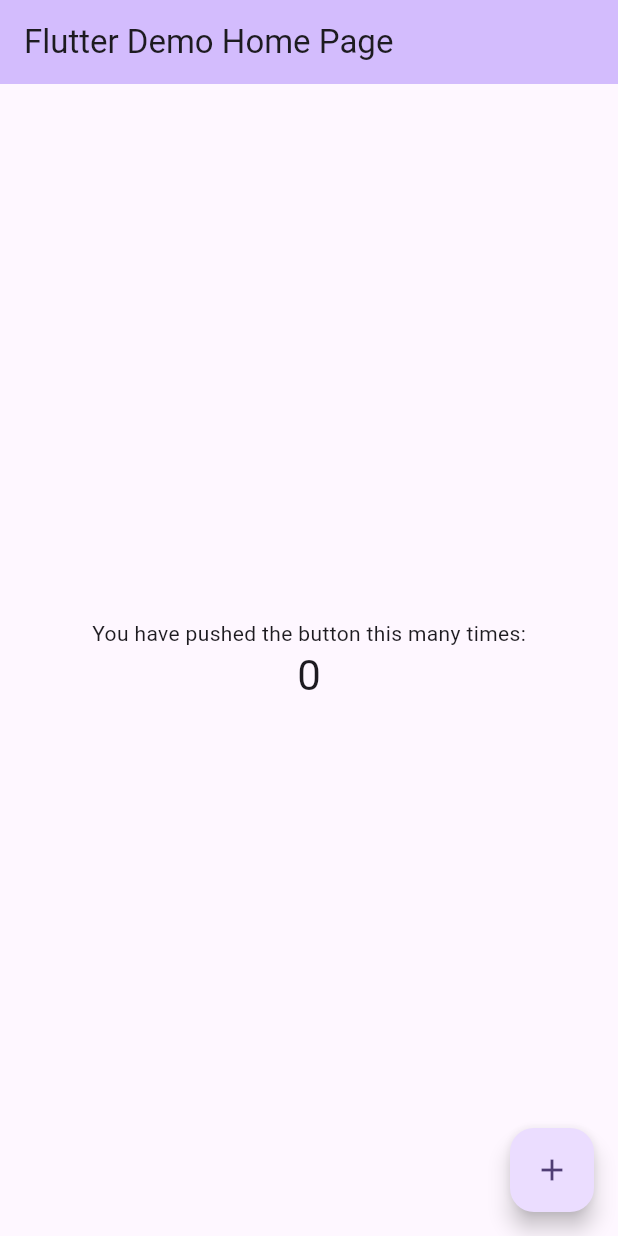
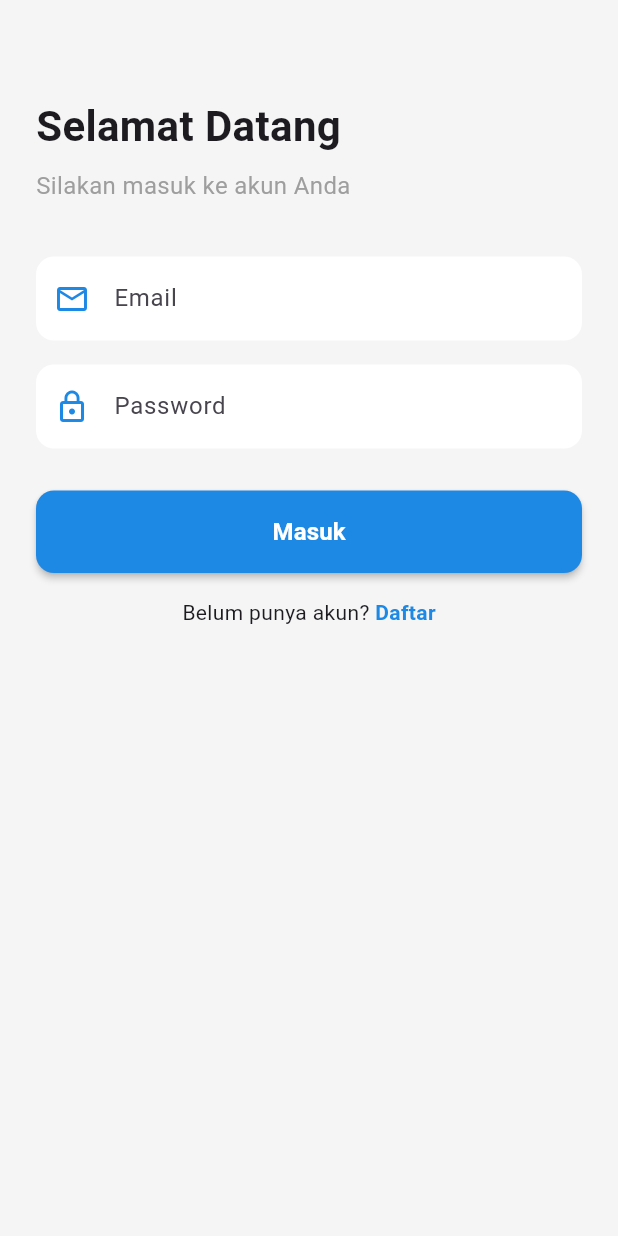
Before and after one commit to FaishalDanni-24/Praktik_Custom_Widget, a Flutter app: the screen it shows after launch, on a phone screen of 412 x 824 dp. Run offline on Flutter 3.47's test engine with Material 3 defaults, Android fonts, the phone set to English and light mode, and no system bars; our stand-ins replace google_fonts.

Commit message:
Create Component dan Screen
Catatan: Semua widget/component/screen stateless dan tidak memiliki implementasi logika bisnis untuk menangani registrasi/login.

```diff
--- /dev/null
+++ b/lib/components/custom_button.dart
@@ -0,0 +1,35 @@
+import 'package:flutter/material.dart';
+
+class CustomPrimaryButton extends StatelessWidget {
+  final String text;
+  final VoidCallback onPressed;
+
+  const CustomPrimaryButton({
+    super.key,
+    required this.text,
+    required this.onPressed,
+  });
+
+  @override
+  Widget build(BuildContext context) {
+    return SizedBox(
+      width: double.infinity,
+      child: ElevatedButton(
+        onPressed: onPressed,
+        style: ElevatedButton.styleFrom(
+          backgroundColor: const Color(0xFF1E88E5),
+          foregroundColor: Colors.white,
+          padding: const EdgeInsets.symmetric(vertical: 16.0),
+          shape: RoundedRectangleBorder(
+            borderRadius: BorderRadius.circular(12.0),
+          ),
+          elevation: 2,
+        ),
+        child: Text(
+          text,
+          style: const TextStyle(fontSize: 16, fontWeight: FontWeight.bold),
+        ),
+      ),
+    );
+  }
+}
--- /dev/null
+++ b/lib/components/custom_text_field.dart
@@ -0,0 +1,35 @@
+import 'package:flutter/material.dart';
+
+class CustomTextField extends StatelessWidget {
+  final String hintText;
+  final IconData icon;
+  final bool obscureText;
+  final TextEditingController? controller;
+
+  const CustomTextField({
+    super.key,
+    required this.hintText,
+    required this.icon,
+    this.obscureText = false,
+    this.controller,
+  });
+
+  @override
+  Widget build(BuildContext context) {
+    return TextField(
+      controller: controller,
+      obscureText: obscureText,
+      decoration: InputDecoration(
+        prefixIcon: Icon(icon, color: const Color(0xFF1E88E5)),
+        hintText: hintText,
+        filled: true,
+        fillColor: Colors.white,
+        contentPadding: const EdgeInsets.all(16.0),
+        border: OutlineInputBorder(
+          borderRadius: BorderRadius.circular(12.0),
+          borderSide: BorderSide.none,
+        ),
+      ),
+    );
+  }
+}
--- a/lib/main.dart
+++ b/lib/main.dart
@@ -1,4 +1,6 @@
 import 'package:flutter/material.dart';
+import 'package:google_fonts/google_fonts.dart';
+import '/screens/login_screen.dart';
 
 void main() {
   runApp(const MyApp());
@@ -7,116 +9,20 @@ void main() {
 class MyApp extends StatelessWidget {
   const MyApp({super.key});
 
-  // This widget is the root of your application.
   @override
   Widget build(BuildContext context) {
     return MaterialApp(
-      title: 'Flutter Demo',
+      title: 'Aplikasi Demo Custom Widget',
+      debugShowCheckedModeBanner: false,
       theme: ThemeData(
-        // This is the theme of your application.
-        //
-        // TRY THIS: Try running your application with "flutter run". You'll see
-        // the application has a purple toolbar. Then, without quitting the app,
-        // try changing the seedColor in the colorScheme below to Colors.green
-        // and then invoke "hot reload" (save your changes or press the "hot
-        // reload" button in a Flutter-supported IDE, or press "r" if you used
-        // the command line to start the app).
-        //
-        // Notice that the counter didn't reset back to zero; the application
-        // state is not lost during the reload. To reset the state, use hot
-        // restart instead.
-        //
-        // This works for code too, not just values: Most code changes can be
-        // tested with just a hot reload.
-        colorScheme: .fromSeed(seedColor: Colors.deepPurple),
+        primarySwatch: Colors.blue,
+        scaffoldBackgroundColor: const Color(0xFFF5F5F5),
+        useMaterial3: true,
+        textTheme: GoogleFonts.robotoTextTheme(
+          Theme.of(context).textTheme,
+        )
       ),
-      home: const MyHomePage(title: 'Flutter Demo Home Page'),
+      home: const LoginScreen(),
     );
   }
 }
-
-class MyHomePage extends StatefulWidget {
-  const MyHomePage({super.key, required this.title});
-
-  // This widget is the home page of your application. It is stateful, meaning
-  // that it has a State object (defined below) that contains fields that affect
-  // how it looks.
-
-  // This class is the configuration for the state. It holds the values (in this
-  // case the title) provided by the parent (in this case the App widget) and
-  // used by the build method of the State. Fields in a Widget subclass are
-  // always marked "final".
-
-  final String title;
-
-  @override
-  State<MyHomePage> createState() => _MyHomePageState();
-}
-
-class _MyHomePageState extends State<MyHomePage> {
-  int _counter = 0;
-
-  void _incrementCounter() {
-    setState(() {
-      // This call to setState tells the Flutter framework that something has
-      // changed in this State, which causes it to rerun the build method below
-      // so that the display can reflect the updated values. If we changed
-      // _counter without calling setState(), then the build method would not be
-      // called again, and so nothing would appear to happen.
-      _counter++;
-    });
-  }
-
-  @override
-  Widget build(BuildContext context) {
-    // This method is rerun every time setState is called, for instance as done
-    // by the _incrementCounter method above.
-    //
-    // The Flutter framework has been optimized to make rerunning build methods
-    // fast, so that you can just rebuild anything that needs updating rather
-    // than having to individually change instances of widgets.
-    return Scaffold(
-      appBar: AppBar(
-        // TRY THIS: Try changing the color here to a specific color (to
-        // Colors.amber, perhaps?) and trigger a hot reload to see the AppBar
-        // change color while the other colors stay the same.
-        backgroundColor: Theme.of(context).colorScheme.inversePrimary,
-        // Here we take the value from the MyHomePage object that was created by
-        // the App.build method, and use it to set our appbar title.
-        title: Text(widget.title),
-      ),
-      body: Center(
-        // Center is a layout widget. It takes a single child and positions it
-        // in the middle of the parent.
-        child: Column(
-          // Column is also a layout widget. It takes a list of children and
-          // arranges them vertically. By default, it sizes itself to fit its
-          // children horizontally, and tries to be as tall as its parent.
-          //
-          // Column has various properties to control how it sizes itself and
-          // how it positions its children. Here we use mainAxisAlignment to
-          // center the children vertically; the main axis here is the vertical
-          // axis because Columns are vertical (the cross axis would be
-          // horizontal).
-          //
-          // TRY THIS: Invoke "debug painting" (choose the "Toggle Debug Paint"
-          // action in the IDE, or press "p" in the console), to see the
-          // wireframe for each widget.
-          mainAxisAlignment: .center,
-          children: [
-            const Text('You have pushed the button this many times:'),
-            Text(
-              '$_counter',
-              style: Theme.of(context).textTheme.headlineMedium,
-            ),
-          ],
-        ),
-      ),
-      floatingActionButton: FloatingActionButton(
-        onPressed: _incrementCounter,
-        tooltip: 'Increment',
-        child: const Icon(Icons.add),
-      ),
-    );
-  }
-}
--- /dev/null
+++ b/lib/screens/login_screen.dart
@@ -0,0 +1,84 @@
+import 'package:flutter/material.dart';
+import '../components/custom_button.dart';
+import '../components/custom_text_field.dart';
+import 'register_screen.dart';
+import 'landing_screen.dart';
+
+class LoginScreen extends StatelessWidget {
+  const LoginScreen({super.key});
+
+  @override
+  Widget build(BuildContext context) {
+    return Scaffold(
+      body: SafeArea(
+        child: Padding(
+          padding: const EdgeInsets.all(24.0),
+          child: SingleChildScrollView(
+            child: Column(
+              crossAxisAlignment: CrossAxisAlignment.start,
+              children: [
+                const SizedBox(height: 40),
+                const Text(
+                  "Selamat Datang",
+                  style: TextStyle(fontSize: 28, fontWeight: FontWeight.bold),
+                ),
+                const SizedBox(height: 8),
+                const Text(
+                  "Silakan masuk ke akun Anda",
+                  style: TextStyle(fontSize: 16, color: Colors.grey),
+                ),
+                const SizedBox(height: 36),
+                const CustomTextField(
+                  hintText: "Email",
+                  icon: Icons.email_outlined,
+                ),
+                const SizedBox(height: 16),
+                const CustomTextField(
+                  hintText: "Password",
+                  icon: Icons.lock_outline,
+                  obscureText: true,
+                ),
+                const SizedBox(height: 28),
+                CustomPrimaryButton(
+                  text: "Masuk",
+                  onPressed: () {
+                    Navigator.pushReplacement(
+                      context,
+                      MaterialPageRoute(
+                        builder: (context) => const LandingScreen(),
+                      ),
+                    );
+                  },
+                ),
+                const SizedBox(height: 16),
+                Row(
+                  mainAxisAlignment: MainAxisAlignment.center,
+                  children: [
+                    const Text("Belum punya akun? "),
+                    GestureDetector(
+                      onTap: () {
+                        Navigator.push(
+                          context,
+                          MaterialPageRoute(
+                            builder: (context) => const RegisterScreen(),
+                          ),
+                        );
+                      },
+                      child: const Text(
+                        "Daftar",
+                        style: TextStyle(
+                          color: Color(0xFF1E88E5),
+                          fontWeight: FontWeight.bold,
+                        ),
+                      ),
+                    ),
+                  ],
+                ),
+              ],
+            ),
+          ),
+        ),
+      ),
+    );
+  }
+}
```
Also changed, not shown: lib/components/custom_card.dart (added, +30 -0 lines), lib/screens/landing_screen.dart (added, +52 -0 lines), lib/screens/register_screen.dart (added, +58 -0 lines).
